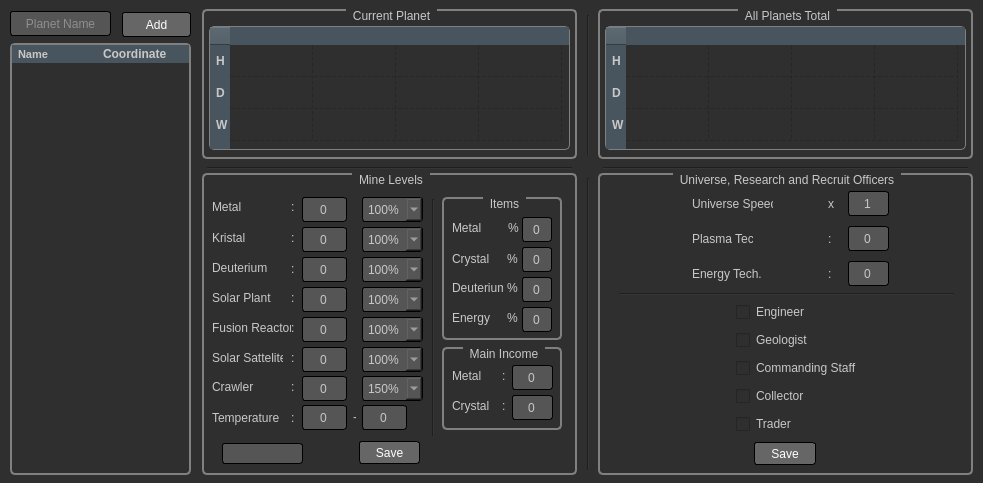
Above: template/main.ui from niyazialpay/OGameMineProductionCalculator before the change. Below: the same form after it.
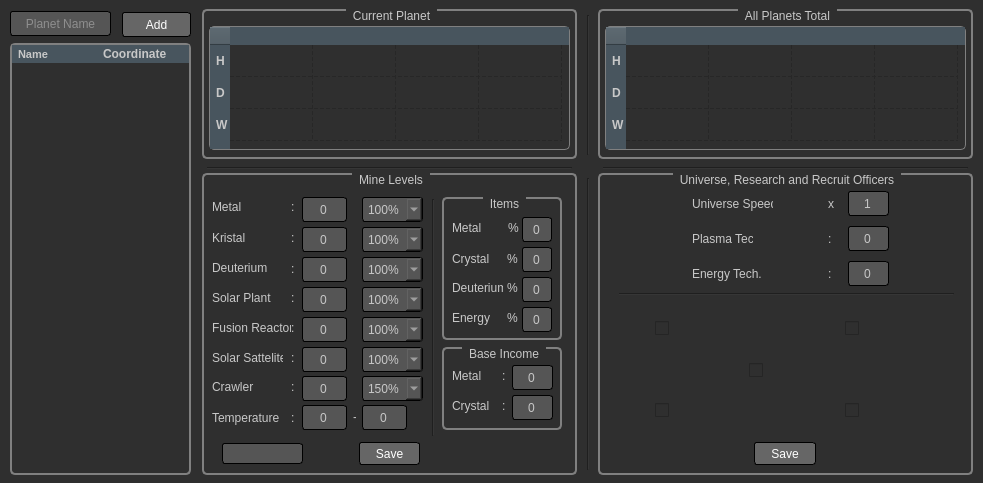
That is the form after the change. Icons and pictures are not drawn.

Diff of the .ui file:
```diff
--- a/template/main.ui
+++ b/template/main.ui
@@ -639,7 +639,7 @@
       </rect>
      </property>
      <property name="title">
-      <string>Main Income</string>
+      <string>Base Income</string>
      </property>
      <widget class="QLineEdit" name="lineEditCrystalIncome">
       <property name="geometry">
@@ -730,7 +730,7 @@
      <property name="geometry">
       <rect>
        <x>157</x>
-       <y>268</y>
+       <y>269</y>
        <width>61</width>
        <height>23</height>
       </rect>
@@ -1377,69 +1377,78 @@
     <widget class="QCheckBox" name="checkBoxCommandingStaff">
      <property name="geometry">
       <rect>
-       <x>138</x>
-       <y>183</y>
-       <width>143</width>
-       <height>24</height>
+       <x>151</x>
+       <y>172</y>
+       <width>70</width>
+       <height>50</height>
       </rect>
      </property>
-     <property name="text">
+     <property name="toolTip">
       <string>Commanding Staff</string>
      </property>
+     <property name="text">
+      <string/>
+     </property>
      <property name="icon">
       <iconset>
        <normaloff>img/commanding-staff.png</normaloff>img/commanding-staff.png</iconset>
      </property>
      <property name="iconSize">
       <size>
-       <width>24</width>
-       <height>24</height>
+       <width>50</width>
+       <height>50</height>
       </size>
      </property>
     </widget>
     <widget class="QCheckBox" name="checkBoxGeologist">
      <property name="geometry">
       <rect>
-       <x>138</x>
-       <y>155</y>
-       <width>101</width>
-       <height>24</height>
+       <x>247</x>
+       <y>130</y>
+       <width>70</width>
+       <height>50</height>
       </rect>
      </property>
-     <property name="text">
+     <property name="toolTip">
       <string>Geologist</string>
      </property>
+     <property name="text">
+      <string/>
+     </property>
      <property name="icon">
       <iconset>
        <normaloff>img/geologist.png</normaloff>img/geologist.png</iconset>
      </property>
      <property name="iconSize">
       <size>
-       <width>24</width>
-       <height>24</height>
+       <width>50</width>
+       <height>50</height>
       </size>
      </property>
     </widget>
     <widget class="QCheckBox" name="checkBoxEngineer">
      <property name="geometry">
       <rect>
-       <x>138</x>
-       <y>127</y>
-       <width>95</width>
-       <height>24</height>
+       <x>57</x>
+       <y>130</y>
+       <width>70</width>
+       <height>50</height>
       </rect>
      </property>
-     <property name="text">
+     <property name="toolTip">
       <string>Engineer</string>
      </property>
+     <property name="text">
+      <string/>
+     </property>
      <property name="icon">
       <iconset>
        <normaloff>img/engineer.png</normaloff>img/engineer.png</iconset>
      </property>
      <property name="iconSize">
       <size>
-       <width>24</width>
-       <height>24</height>
+       <width>50</width>
+       <height>50</height>
       </size>
      </property>
     </widget>
@@ -1514,46 +1523,52 @@
     <widget class="QCheckBox" name="checkBoxCollector">
      <property name="geometry">
       <rect>
-       <x>138</x>
-       <y>211</y>
-       <width>101</width>
-       <height>24</height>
+       <x>57</x>
+       <y>212</y>
+       <width>70</width>
+       <height>50</height>
       </rect>
      </property>
-     <property name="text">
+     <property name="toolTip">
       <string>Collector</string>
      </property>
+     <property name="text">
+      <string/>
+     </property>
      <property name="icon">
       <iconset>
        <normaloff>img/collector.png</normaloff>img/collector.png</iconset>
      </property>
      <property name="iconSize">
       <size>
-       <width>24</width>
-       <height>24</height>
+       <width>50</width>
+       <height>50</height>
       </size>
      </property>
     </widget>
     <widget class="QCheckBox" name="checkBoxTrader">
      <property name="geometry">
       <rect>
-       <x>138</x>
-       <y>239</y>
-       <width>101</width>
-       <height>24</height>
+       <x>247</x>
+       <y>212</y>
+       <width>70</width>
+       <height>50</height>
       </rect>
      </property>
-     <property name="text">
+     <property name="toolTip">
       <string>Trader</string>
      </property>
+     <property name="text">
+      <string/>
+     </property>
      <property name="icon">
       <iconset>
        <normaloff>img/trader.png</normaloff>img/trader.png</iconset>
      </property>
      <property name="iconSize">
       <size>
-       <width>24</width>
-       <height>24</height>
+       <width>50</width>
+       <height>50</height>
       </size>
      </property>
     </widget>
```
